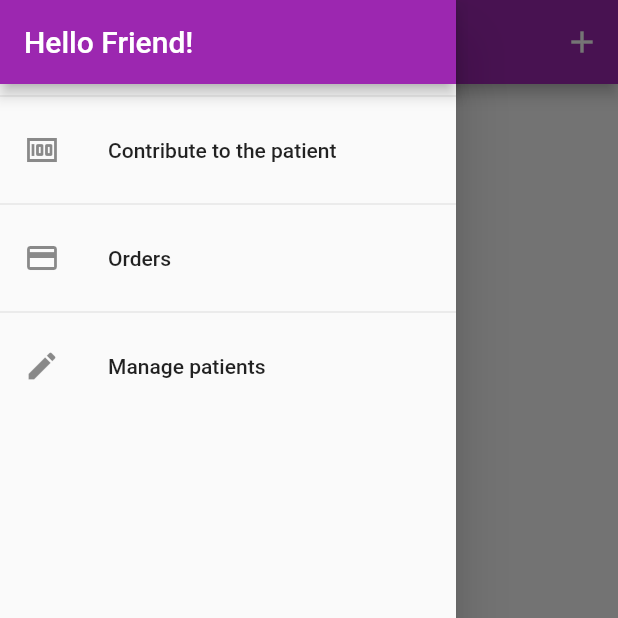
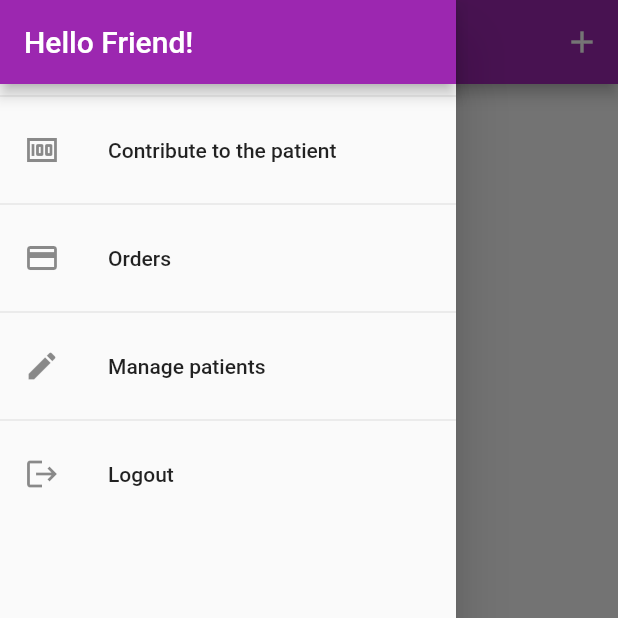
Before and after one commit to AmirHaziqHafiz113/MyMS-App, a Flutter app: the UserPatientScreen screen opened by its route, with the side drawer open, on a phone screen of 412 x 824 dp, the top half of it. Run offline on Flutter 3.47's test engine with Material 2 defaults, Android fonts, the phone set to English and light mode, and no system bars; network calls fail.

Commit message:
Added autlogout function

```diff
--- a/lib/main.dart
+++ b/lib/main.dart
@@ -35,9 +35,10 @@ class MyApp extends StatelessWidget {
             create: (ctx) => Cart(),
           ),
           ChangeNotifierProxyProvider<Auth, Orders>(
-            create: (ctx) => Orders('', []),
+            create: (ctx) => Orders('', '', []),
             update: (ctx, auth, previousOrders) => Orders(
               auth.token,
+              auth.userId,
               previousOrders == null ? [] : previousOrders.orders,
             ),
           ),
--- a/lib/providers/orders.dart
+++ b/lib/providers/orders.dart
@@ -21,8 +21,8 @@ class OrderItem {
 class Orders with ChangeNotifier {
   List<OrderItem> _orders = [];
   final String authToken;
-
-  Orders(this.authToken, this._orders);
+  final String userId;
+  Orders(this.authToken, this.userId, this._orders);
 
   List<OrderItem> get orders {
     return [..._orders];
@@ -30,7 +30,7 @@ class Orders with ChangeNotifier {
 
   Future<void> fetchAndSetOrder() async {
     final url =
-        'https://msapp-533d1-default-rtdb.firebaseio.com/orders.json?auth=$authToken';
+        'https://msapp-533d1-default-rtdb.firebaseio.com/orders/$userId.json?auth=$authToken';
     final response = await http.get(url);
     final List<OrderItem> loadedOrders = [];
     final extractedData = json.decode(response.body) as Map<String, dynamic>;
@@ -63,7 +63,7 @@ class Orders with ChangeNotifier {
   Future<void> addOrder(List<CartItem> cartPatients, double total) async {
     try {
       final url =
-          'https://msapp-533d1-default-rtdb.firebaseio.com/orders.json?auth=$authToken';
+          'https://msapp-533d1-default-rtdb.firebaseio.com/orders/$userId.json?auth=$authToken';
       final timestamp = DateTime.now();
       final response = await http.post(
         url,
--- a/lib/screens/user_patients_screen.dart
+++ b/lib/screens/user_patients_screen.dart
@@ -11,12 +11,13 @@ class UserPatientScreen extends StatelessWidget {
 
   Future<void> _refreshPatients(BuildContext context) async {
     await Provider.of<Patients_Provider>(context, listen: false)
-        .fetchAndSetPatients();
+        .fetchAndSetPatients(true);
   }
 
   @override
   Widget build(BuildContext context) {
-    final patientsData = Provider.of<Patients_Provider>(context);
+    // final patientsData = Provider.of<Patients_Provider>(context);
+    print('rebuilding...');
     return Scaffold(
       appBar: AppBar(
         title: const Text('User Patients'),
@@ -30,9 +31,17 @@ class UserPatientScreen extends StatelessWidget {
         ],
       ),
       drawer: AppDrawer(),
-      body: RefreshIndicator(
+      body: FutureBuilder(
+        future: _refreshPatients(context),
+        builder: (ctx, snapshot) =>
+            snapshot.connectionState == ConnectionState.waiting
+                ? Center(
+                    child: CircularProgressIndicator(),
+                  )
+                : RefreshIndicator(
                     onRefresh: () => _refreshPatients(context),
-        child: Padding(
+                    child: Consumer<Patients_Provider>(
+                      builder: (ctx, patientsData, _) => Padding(
                         padding: EdgeInsets.all(8),
                         child: ListView.builder(
                           itemCount: patientsData.patients.length,
@@ -51,6 +60,8 @@ class UserPatientScreen extends StatelessWidget {
                         ),
                       ),
                     ),
+                  ),
+      ),
     );
   }
 }
--- a/lib/widgets/app_drawer.dart
+++ b/lib/widgets/app_drawer.dart
@@ -1,7 +1,9 @@
 import 'package:flutter/material.dart';
+import 'package:provider/provider.dart';
 
 import '../screens/orders_screen.dart';
 import '../screens/user_patients_screen.dart';
+import '../providers/auth.dart';
 
 class AppDrawer extends StatelessWidget {
   @override
@@ -37,6 +39,16 @@ class AppDrawer extends StatelessWidget {
                 .pushReplacementNamed(UserPatientScreen.routeName);
           },
         ),
+        Divider(),
+        ListTile(
+          leading: Icon(Icons.logout),
+          title: Text('Logout'),
+          onTap: () {
+            Navigator.of(context).pop();
+            Navigator.of(context).pushReplacementNamed('/');
+            Provider.of<Auth>(context, listen: false).logout();
+          },
+        ),
       ]),
     );
   }
```
Also changed, not shown: lib/providers/auth.dart (+22 -0 lines), lib/providers/patients_provider.dart (+5 -3 lines). Lines whose indentation alone changed are shown as unchanged.
